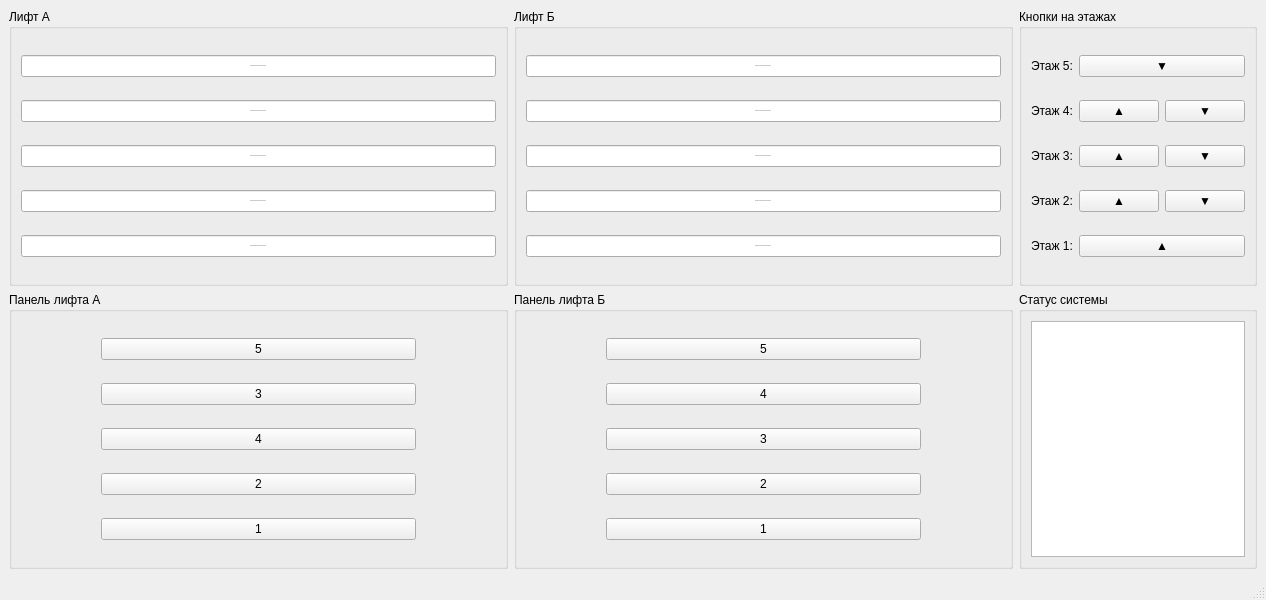
Above: lab_04/ui/mainwindow.ui from arist0crab/bmstu-iu7-4sem-oop before the change. Below: the same form after it.
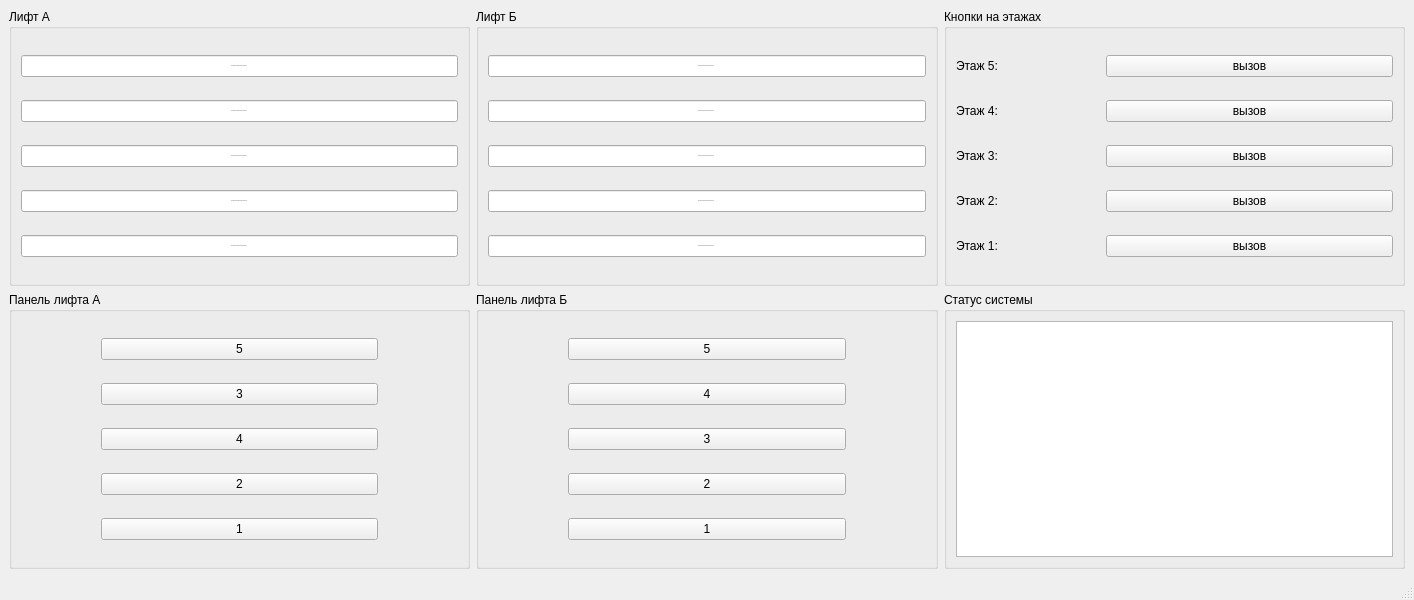
That is the form after the change.

What changed in the file:
```diff
--- a/lab_04/ui/mainwindow.ui
+++ b/lab_04/ui/mainwindow.ui
@@ -6,7 +6,7 @@
    <rect>
     <x>0</x>
     <y>0</y>
-    <width>1266</width>
+    <width>1414</width>
     <height>600</height>
    </rect>
   </property>
@@ -466,6 +466,12 @@
     </item>
     <item row="0" column="2">
      <widget class="QGroupBox" name="groupBox">
+      <property name="sizePolicy">
+       <sizepolicy hsizetype="Expanding" vsizetype="Preferred">
+        <horstretch>0</horstretch>
+        <verstretch>0</verstretch>
+       </sizepolicy>
+      </property>
       <property name="title">
        <string>Кнопки на этажах</string>
       </property>
@@ -484,20 +490,6 @@
          </property>
         </widget>
        </item>
-       <item row="1" column="1">
-        <widget class="QPushButton" name="floorButton_4_up">
-         <property name="text">
-          <string>▲</string>
-         </property>
-        </widget>
-       </item>
-       <item row="1" column="2">
-        <widget class="QPushButton" name="floorButton_4_down">
-         <property name="text">
-          <string>▼</string>
-         </property>
-        </widget>
-       </item>
        <item row="2" column="0">
         <widget class="QLabel" name="label_3">
          <property name="text">
@@ -505,20 +497,6 @@
          </property>
         </widget>
        </item>
-       <item row="2" column="1">
-        <widget class="QPushButton" name="floorButton_3_up">
-         <property name="text">
-          <string>▲</string>
-         </property>
-        </widget>
-       </item>
-       <item row="2" column="2">
-        <widget class="QPushButton" name="floorButton_3_down">
-         <property name="text">
-          <string>▼</string>
-         </property>
-        </widget>
-       </item>
        <item row="3" column="0">
         <widget class="QLabel" name="label_4">
          <property name="text">
@@ -526,20 +504,6 @@
          </property>
         </widget>
        </item>
-       <item row="3" column="1">
-        <widget class="QPushButton" name="floorButton_2_up">
-         <property name="text">
-          <string>▲</string>
-         </property>
-        </widget>
-       </item>
-       <item row="3" column="2">
-        <widget class="QPushButton" name="floorButton_2_down">
-         <property name="text">
-          <string>▼</string>
-         </property>
-        </widget>
-       </item>
        <item row="4" column="0">
         <widget class="QLabel" name="label_5">
          <property name="text">
@@ -550,14 +514,35 @@
        <item row="4" column="1" colspan="2">
         <widget class="QPushButton" name="floorButton_1_up">
          <property name="text">
-          <string>▲</string>
+          <string>вызов</string>
          </property>
         </widget>
        </item>
        <item row="0" column="1" colspan="2">
         <widget class="QPushButton" name="floorButton_5_down">
          <property name="text">
-          <string>▼</string>
+          <string>вызов</string>
+         </property>
+        </widget>
+       </item>
+       <item row="3" column="1" colspan="2">
+        <widget class="QPushButton" name="floorButton_2_up">
+         <property name="text">
+          <string>вызов</string>
+         </property>
+        </widget>
+       </item>
+       <item row="2" column="1" colspan="2">
+        <widget class="QPushButton" name="floorButton_3_up">
+         <property name="text">
+          <string>вызов</string>
+         </property>
+        </widget>
+       </item>
+       <item row="1" column="1" colspan="2">
+        <widget class="QPushButton" name="floorButton_4_up">
+         <property name="text">
+          <string>вызов</string>
          </property>
         </widget>
        </item>
```
Left out of the diff: 4 changed lines with no effect on the pictures.
